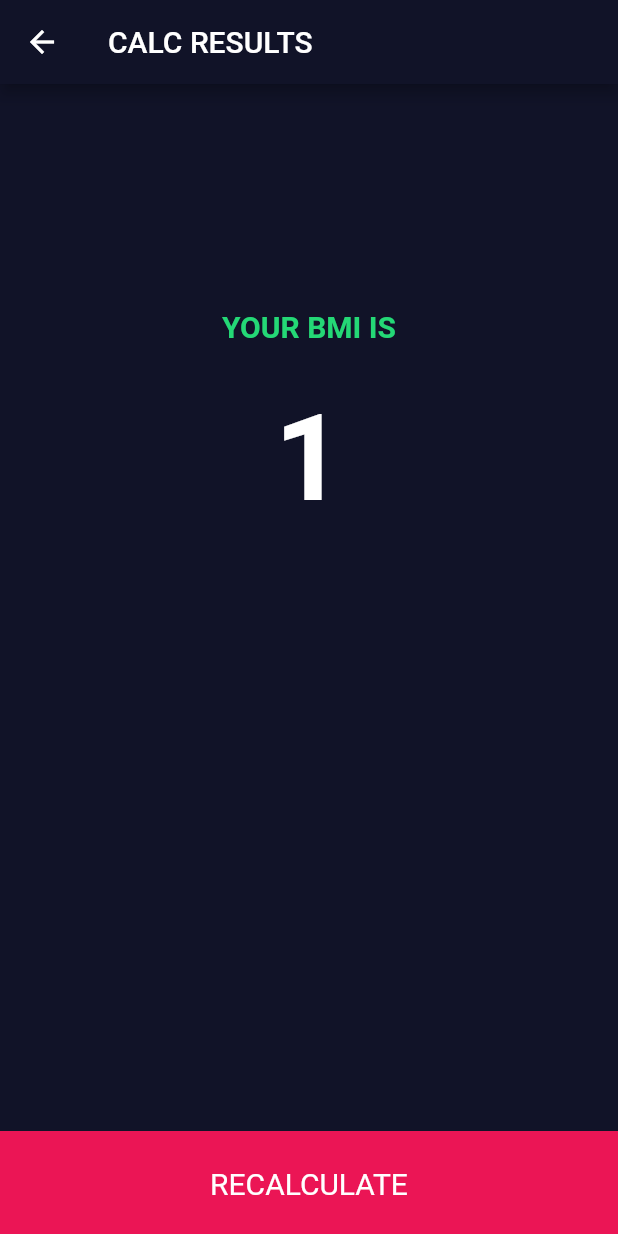
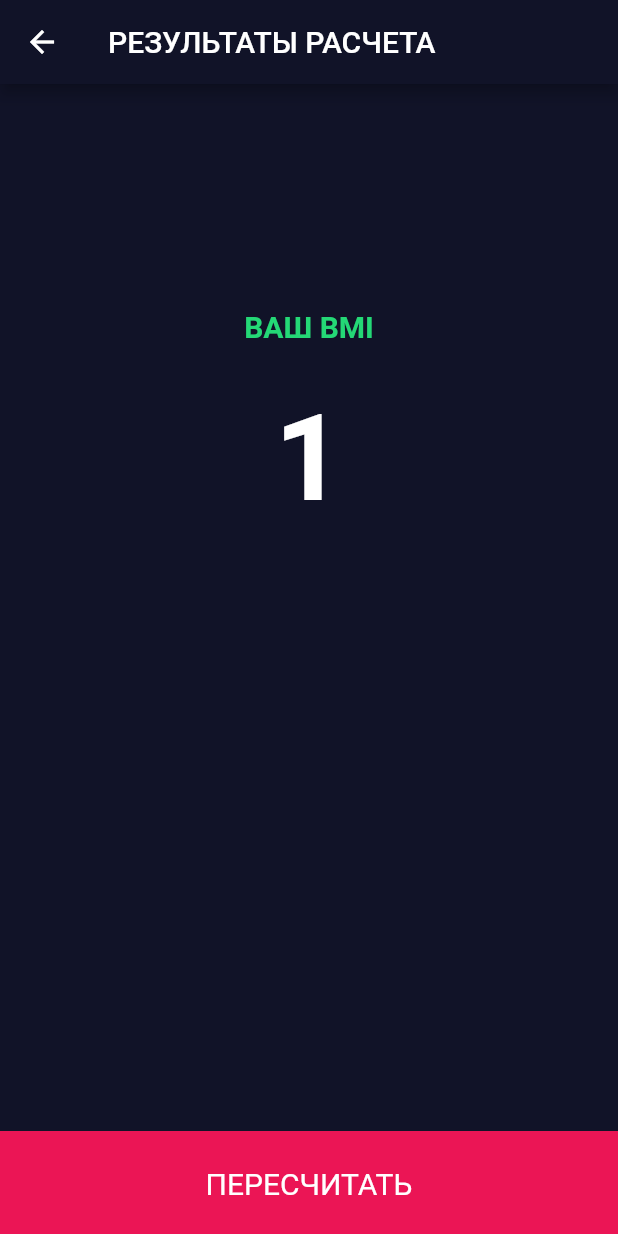
Before and after one commit to FomichevMikhail/bmi, a Flutter app: the screen it shows after launch, after a tap on "CALCULATE MY BMI INDEX", on a phone screen of 412 x 824 dp. Run offline on Flutter 3.47's test engine with Material 2 defaults, Android fonts, the phone set to English and light mode, and no system bars; our stand-ins replace font_awesome_flutter.

Commit message:
сщььше

```diff
--- a/lib/main.dart
+++ b/lib/main.dart
@@ -39,7 +39,7 @@ class _InputPageState extends State<InputPage> {
         appBar: AppBar(
           backgroundColor: kBG,
           title: Text(
-            'QWERTY',
+            'РАСЧЕТ BMI',
             style: kBodyTextStyle,
           ),
         ),
@@ -69,7 +69,7 @@ class _InputPageState extends State<InputPage> {
                           height: 10,
                         ),
                         Text(
-                          'MALE',
+                          'МУЖЧИНА',
                           style: kBodyTextStyle,
                         ),
                       ],
@@ -96,7 +96,7 @@ class _InputPageState extends State<InputPage> {
                           height: 10,
                         ),
                         Text(
-                          'FEMALE',
+                          'ЖЕНЩИНА',
                           style: kBodyTextStyle,
                         ),
                       ],
@@ -112,7 +112,7 @@ class _InputPageState extends State<InputPage> {
                 crossAxisAlignment: CrossAxisAlignment.center,
                 children: <Widget>[
                   Text(
-                    'HEIGHT',
+                    'РОСТ, см',
                     style: kBodyTextStyle,
                     textAlign: TextAlign.center,
                   ),
@@ -143,7 +143,7 @@ class _InputPageState extends State<InputPage> {
                       mainAxisAlignment: MainAxisAlignment.center,
                       children: <Widget>[
                         Text(
-                          'WEIGHT',
+                          'ВЕС, кг',
                           style: kBodyTextStyle,
                         ),
                         Text(
@@ -197,7 +197,7 @@ class _InputPageState extends State<InputPage> {
                       mainAxisAlignment: MainAxisAlignment.center,
                       children: <Widget>[
                         Text(
-                          'AGE',
+                          'ВОЗРАСТ',
                           style: kBodyTextStyle,
                         ),
                         Text(
--- a/lib/result_screen.dart
+++ b/lib/result_screen.dart
@@ -13,7 +13,7 @@ class ResultPage extends StatelessWidget {
       appBar: AppBar(
         backgroundColor: kBG,
         title: Text(
-          'CALC RESULTS',
+          'РЕЗУЛЬТАТЫ РАСЧЕТА',
           style: kBodyTextStyle,
         ),
       ),
@@ -28,7 +28,7 @@ class ResultPage extends StatelessWidget {
                   height: 150,
                 ),
                 Text(
-                  'YOUR BMI IS',
+                  'ВАШ BMI',
                   style: kResultTextStyle,
                 ),
                 SizedBox(
@@ -51,7 +51,7 @@ class ResultPage extends StatelessWidget {
                   color: kBottomContainerColour,
                   child: Center(
                       child: Text(
-                    'RECALCULATE',
+                    'ПЕРЕСЧИТАТЬ',
                     style: kLabelTextStyle,
                   )),
                 ),
```
